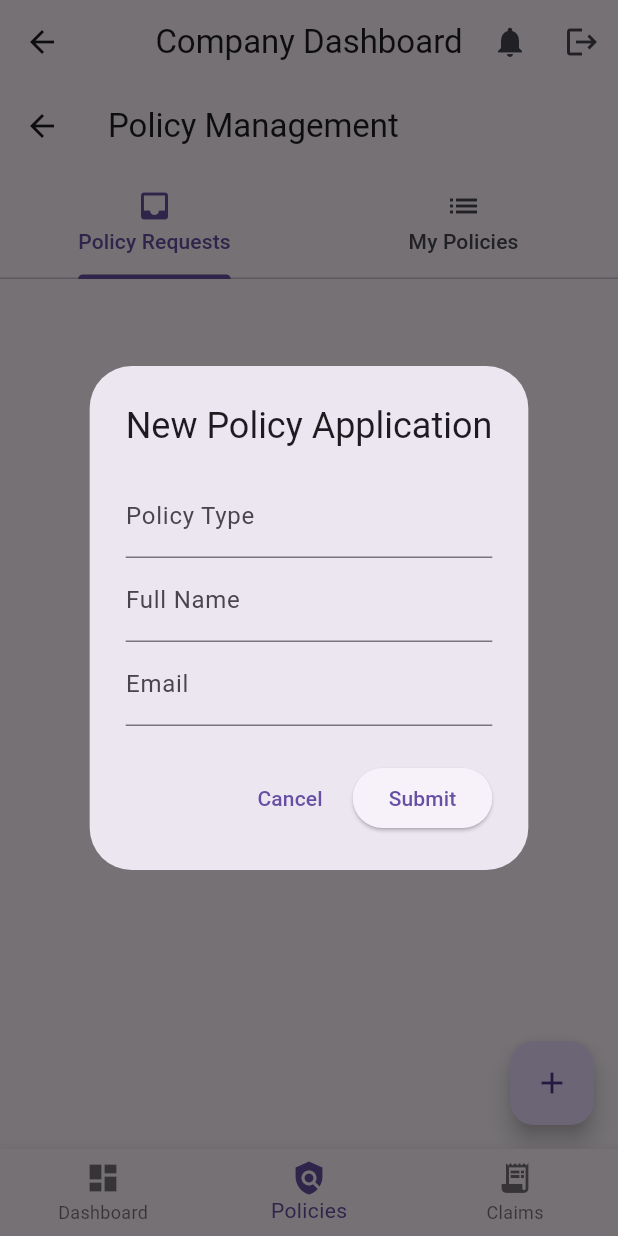
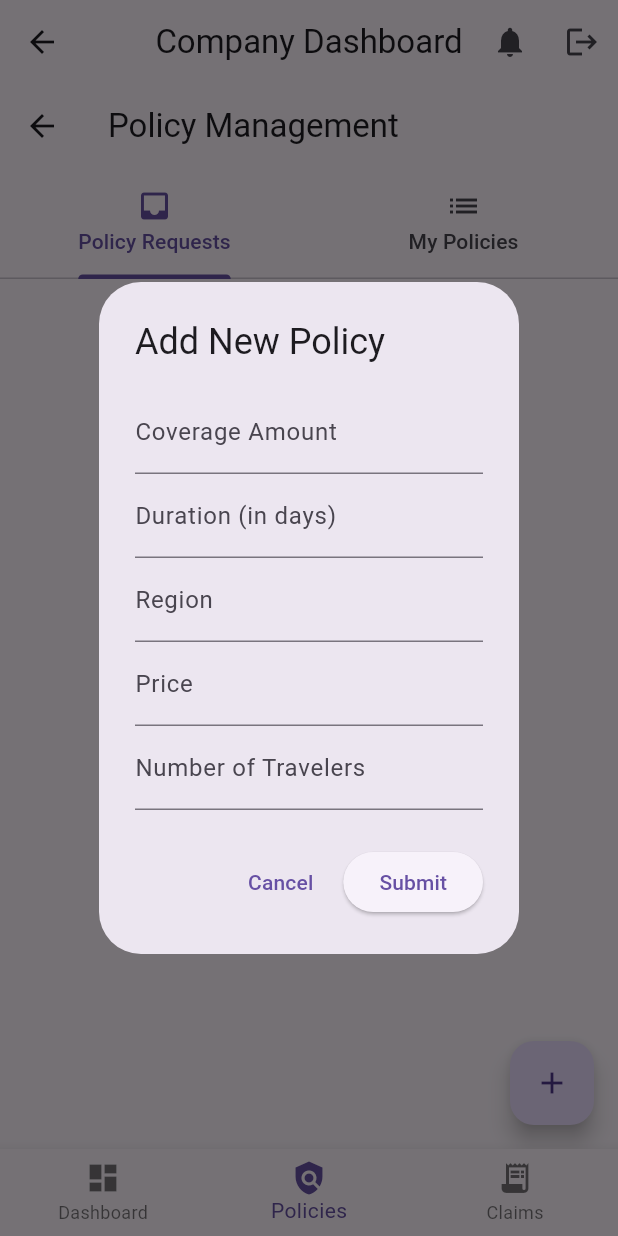
Before and after one commit to CodeMonster88088/Insurance_App, a Flutter app: the CompanyHomePage screen opened by its route, item 2 of the bottom bar chosen, after a tap on the "add" icon, on a phone screen of 412 x 824 dp. Run offline on Flutter 3.47's test engine with Material 3 defaults, Android fonts, the phone set to English and light mode, and no system bars; our stand-ins replace cloud_firestore, firebase_auth, firebase_core, lucide_icons_flutter, open_file, permission_handler; accounts and stored records are empty.

Commit message:
updated create policies

```diff
--- a/lib/screens/company_home.dart
+++ b/lib/screens/company_home.dart
@@ -1,5 +1,8 @@
+import 'package:cloud_firestore/cloud_firestore.dart';
+import 'package:firebase_auth/firebase_auth.dart';
 import 'package:flutter/material.dart';
 import 'package:flutter_app_test/Services/auth.dart';
+import 'package:flutter_app_test/models/user_model';
 import 'company_policies_view.dart';
 import 'company_claims_view.dart';
 
@@ -12,16 +15,31 @@ class _CompanyHomePageState extends State<CompanyHomePage> {
   int _selectedIndex = 0;
 
   final List<Widget> _pages = [];
+  late UserModel currentUser;
+  @override
+void initState() {
+  super.initState();
+  _loadUser();
+}
 
-  @override
-  void initState() {
-    super.initState();
-    _pages.addAll([
-      _buildDashboard(), // Your existing dashboard
-      CompanyPoliciesView(),
-      CompanyClaimsView(),
-    ]);
+Future<void> _loadUser() async {
+  final uid = FirebaseAuth.instance.currentUser?.uid;
+  if (uid != null) {
+    final snapshot = await FirebaseFirestore.instance.collection('users').doc(uid).get();
+    if (snapshot.exists) {
+      setState(() {
+        // Pass both the snapshot data and the uid to fromMap
+        currentUser = UserModel.fromMap(snapshot.data()!, uid); // Updated line
+        _pages.addAll([
+          _buildDashboard(),
+          CompanyPoliciesView(user: currentUser), // Now CompanyPoliciesView will get the user model
+          CompanyClaimsView(),
+        ]);
+      });
+    }
   }
+}
+
 
   void _onItemTapped(int index) {
     setState(() => _selectedIndex = index);
--- a/lib/screens/company_policies_view.dart
+++ b/lib/screens/company_policies_view.dart
@@ -1,7 +1,11 @@
 import 'package:flutter/material.dart';
 import 'package:cloud_firestore/cloud_firestore.dart';
+import 'package:flutter_app_test/models/user_model';
 
 class CompanyPoliciesView extends StatefulWidget {
+  final UserModel user;
+  const CompanyPoliciesView({Key? key, required this.user}) : super(key: key);
+
   @override
   _CompanyPoliciesViewState createState() => _CompanyPoliciesViewState();
 }
@@ -10,12 +14,20 @@ class _CompanyPoliciesViewState extends State<CompanyPoliciesView> {
   final FirebaseFirestore _firestore = FirebaseFirestore.instance;
 
   Future<List<Map<String, dynamic>>> _fetchPolicies() async {
-    final snapshot = await _firestore.collection('policies').get();
-    return snapshot.docs.map((doc) {
+    final snapshot = await _firestore
+        .collection('insurance_policies')
+        .where('provider_id', isEqualTo: widget.user.uid)
+        .get();
+
+    final policies = snapshot.docs.map((doc) {
       final data = doc.data();
       data['id'] = doc.id;
       return data;
     }).toList();
+
+    print(
+        'Fetched ${policies.length} policies for provider ${widget.user.uid}');
+    return policies;
   }
 
   Future<void> _refreshPolicies() async {
@@ -47,15 +59,26 @@ class _CompanyPoliciesViewState extends State<CompanyPoliciesView> {
             }
 
             final allPolicies = snapshot.data!;
-            final pending =
-                allPolicies.where((p) => p['status'] == 'pending').toList();
-            final approved =
-                allPolicies.where((p) => p['status'] != 'pending').toList();
+
+// These are bookings by users for the company's policies
+            final requests = allPolicies
+                .where((p) =>
+                    p['status'] != null && p['provider_id'] == widget.user.uid)
+                .toList();
+
+// These are policies created by this company
+            final myPolicies = allPolicies
+                .where((p) =>
+                    p['status'] == null && p['provider_id'] == widget.user.uid)
+                .toList();
 
             return TabBarView(
               children: [
-                _buildPolicyList(pending),
-                _buildPolicyList(approved),
+                _buildPolicyList(requests,
+                    isRequestTab: true), // Show user data and actions
+                _buildPolicyList(myPolicies,
+                    isRequestTab:
+                        false), // Just show company-created policy info
               ],
             );
           },
@@ -68,65 +91,76 @@ class _CompanyPoliciesViewState extends State<CompanyPoliciesView> {
     );
   }
 
-  Widget _buildPolicyList(List<Map<String, dynamic>> policies) {
+  Widget _buildPolicyList(List<Map<String, dynamic>> policies,
+      {bool isRequestTab = false}) {
     if (policies.isEmpty) {
       return Center(child: Text('No policies to display.'));
     }
+
     return RefreshIndicator(
       onRefresh: _refreshPolicies,
       child: ListView.builder(
         itemCount: policies.length,
         itemBuilder: (context, index) =>
-            _buildPolicyCard(policies[index], context),
+            _buildPolicyCard(policies[index], context, isRequestTab),
       ),
     );
   }
 
-  Widget _buildPolicyCard(Map<String, dynamic> policy, BuildContext context) {
+  Widget _buildPolicyCard(
+      Map<String, dynamic> policy, BuildContext context, bool isRequestTab) {
     return Card(
       margin: EdgeInsets.symmetric(horizontal: 12, vertical: 6),
       elevation: 2,
       child: ExpansionTile(
-        leading: Icon(_getStatusIcon(policy['status']),
-            color: _getStatusColor(policy['status'])),
-        title: Text('Policy #${policy['policyNumber']}',
+        leading: isRequestTab
+            ? Icon(_getStatusIcon(policy['status']),
+                color: _getStatusColor(policy['status']))
+            : Icon(Icons.policy, color: Colors.blue),
+        title: Text('Policy #${policy['policyNumber'] ?? policy['id']}',
             style: TextStyle(fontWeight: FontWeight.bold)),
         subtitle: Text(
-            '${policy['policyType']} • \$${policy['coverageAmount'].toStringAsFixed(2)}'),
-        trailing: Chip(
+            '${policy['policyType'] ?? 'General'} • \$${(policy['coverageAmount'] ?? 0).toStringAsFixed(2)}'),
+        trailing: isRequestTab
+            ? Chip(
                 label: Text(policy['status'].toUpperCase()),
-          backgroundColor: _getStatusColor(policy['status']).withOpacity(0.2),
+                backgroundColor:
+                    _getStatusColor(policy['status']).withOpacity(0.2),
                 labelStyle: TextStyle(
                   color: _getStatusColor(policy['status']),
                   fontWeight: FontWeight.bold,
                   fontSize: 12,
                 ),
-        ),
+              )
+            : null,
         children: [
           Padding(
             padding: EdgeInsets.all(16),
             child: Column(
               crossAxisAlignment: CrossAxisAlignment.start,
               children: [
+                if (isRequestTab) ...[
                   _buildPolicyDetailItem(
-                    'Policy Holder', policy['userData']['fullName'] ?? ''),
+                      'Policy Holder', policy['userData']?['fullName'] ?? ''),
                   _buildPolicyDetailItem(
-                    'Email', policy['userData']['email'] ?? ''),
+                      'Email', policy['userData']?['email'] ?? ''),
                   _buildPolicyDetailItem(
-                    'Phone', policy['userData']['phone'] ?? ''),
+                      'Phone', policy['userData']?['phone'] ?? ''),
                   _buildPolicyDetailItem(
-                    'ID Number', policy['userData']['idNumber'] ?? ''),
+                      'ID Number', policy['userData']?['idNumber'] ?? ''),
                   _buildPolicyDetailItem(
-                    'Address', policy['userData']['address'] ?? ''),
+                      'Address', policy['userData']?['address'] ?? ''),
                   Divider(),
+                ],
                 _buildPolicyDetailItem('Coverage Amount',
-                    '\$${policy['coverageAmount'].toStringAsFixed(2)}'),
+                    '\$${(policy['coverageAmount'] ?? 0).toStringAsFixed(2)}'),
                 _buildPolicyDetailItem('Premium Amount',
-                    '\$${policy['premiumAmount'].toStringAsFixed(2)}'),
-                _buildPolicyDetailItem('Policy Period',
-                    '${policy['startDate']} to ${policy['endDate']}'),
+                    '\$${(policy['premiumAmount'] ?? 0).toStringAsFixed(2)}'),
+                _buildPolicyDetailItem('Duration',
+                    '${policy['duration']} days'),
                 Divider(),
-                if (policy['documents'] != null &&
+                if (isRequestTab &&
+                    policy['documents'] != null &&
                     policy['documents'].isNotEmpty) ...[
                   Text('Documents:',
                       style: TextStyle(fontWeight: FontWeight.bold)),
@@ -142,8 +176,8 @@ class _CompanyPoliciesViewState extends State<CompanyPoliciesView> {
                         ),
                       )),
                 ],
+                if (isRequestTab && policy['status'] == 'pending') ...[
                   SizedBox(height: 16),
-                if (policy['status'] == 'pending') ...[
                   Row(
                     children: [
                       Expanded(
@@ -184,7 +218,7 @@ class _CompanyPoliciesViewState extends State<CompanyPoliciesView> {
                       ),
                     ],
                   ),
-                ],
+                ]
               ],
             ),
           ),
@@ -209,11 +243,11 @@ class _CompanyPoliciesViewState extends State<CompanyPoliciesView> {
     );
   }
 
-  void _addNewPolicy(Map<String, dynamic> policyData) async {
+  Future<void> _addNewPolicy(Map<String, dynamic> policyData) async {
     try {
       await FirebaseFirestore.instance
           .collection('insurance_policies')
-        .add(policyData); // Adds a new policy to Firestore
+          .add(policyData);
 
       ScaffoldMessenger.of(context).showSnackBar(
         SnackBar(content: Text('Policy added successfully')),
@@ -225,56 +259,78 @@ class _CompanyPoliciesViewState extends State<CompanyPoliciesView> {
     }
   }
 
-
   void _showNewPolicyDialog(BuildContext context) {
-    final TextEditingController _policyTypeController = TextEditingController();
-    final TextEditingController _fullNameController = TextEditingController();
-    final TextEditingController _emailController = TextEditingController();
+    final TextEditingController _coverageAmountController =
+        TextEditingController();
+    final TextEditingController _durationController = TextEditingController();
+    final TextEditingController _regionController = TextEditingController();
+    final TextEditingController _priceController = TextEditingController();
+    final TextEditingController _numberOfTravelersController =
+        TextEditingController();
 
     showDialog(
       context: context,
       builder: (context) => AlertDialog(
-        title: Text('New Policy Application'),
+        title: Text('Add New Policy'),
         content: SingleChildScrollView(
           child: Column(
             mainAxisSize: MainAxisSize.min,
             children: [
               TextField(
-                  controller: _policyTypeController,
-                  decoration: InputDecoration(labelText: 'Policy Type')),
+                controller: _coverageAmountController,
+                keyboardType: TextInputType.number,
+                decoration: InputDecoration(labelText: 'Coverage Amount'),
+              ),
               TextField(
-                  controller: _fullNameController,
-                  decoration: InputDecoration(labelText: 'Full Name')),
+                controller: _durationController,
+                keyboardType: TextInputType.number,
+                decoration: InputDecoration(labelText: 'Duration (in days)'),
+              ),
               TextField(
-                  controller: _emailController,
-                  decoration: InputDecoration(labelText: 'Email')),
-              // Add other fields here
+                controller: _regionController,
+                decoration: InputDecoration(labelText: 'Region'),
+              ),
+              TextField(
+                controller: _priceController,
+                keyboardType: TextInputType.number,
+                decoration: InputDecoration(labelText: 'Price'),
+              ),
+              TextField(
+                controller: _numberOfTravelersController,
+                keyboardType: TextInputType.number,
+                decoration: InputDecoration(labelText: 'Number of Travelers'),
+              ),
             ],
           ),
         ),
         actions: [
           TextButton(
-              child: Text('Cancel'), onPressed: () => Navigator.pop(context)),
+            child: Text('Cancel'),
+            onPressed: () => Navigator.pop(context),
+          ),
           ElevatedButton(
             child: Text('Submit'),
             onPressed: () {
-              Map<String, dynamic> newPolicy = {
-                'policyNumber': 'POL-${DateTime.now().millisecondsSinceEpoch}',
-                'status': 'pending',
-                'policyType': _policyTypeController.text,
-                'userData': {
-                  'fullName': _fullNameController.text,
-                  'email': _emailController.text,
-                },
-                'coverageAmount': 500000.00,
-                'premiumAmount': 250.00,
-                'startDate': DateTime.now().toIso8601String(),
-                'endDate':
-                    DateTime.now().add(Duration(days: 365)).toIso8601String(),
+              final newPolicy = {
+                'id': DateTime.now().millisecondsSinceEpoch.toString(),
+                'provider': widget.user.fullName,
+                'provider_id': widget.user.uid,
+                'coverageAmount':
+                    double.tryParse(_coverageAmountController.text) ?? 0,
+                'duration': int.tryParse(_durationController.text) ?? 0,
+                'region': _regionController.text,
+                'price': double.tryParse(_priceController.text) ?? 0,
+                'numberOfTravelers':
+                    int.tryParse(_numberOfTravelersController.text) ?? 0,
+
+                // No 'status' field — this is a company-created policy
               };
 
-              _addNewPolicy(newPolicy); // Add the new policy to Firebase
+              _addNewPolicy(newPolicy).then((_) {
                 Navigator.pop(context);
+                setState(
+                    () {}); // this will re-trigger FutureBuilder to fetch policies again
+              });
             },
           ),
         ],
--- a/lib/screens/home.dart
+++ b/lib/screens/home.dart
@@ -45,7 +45,6 @@ class _HomePageState extends State<HomePage> {
             InsuranceSearchFilter(),
             ActivePoliciesScreen(),
             _buildHelpCenterScreen(),
-            CompanyPoliciesView(),
             CompanyClaimsView(),
             CompanyHomePage(),
           ];
```
Also changed, not shown: 1 other file. Lines whose indentation alone changed are shown as unchanged.
